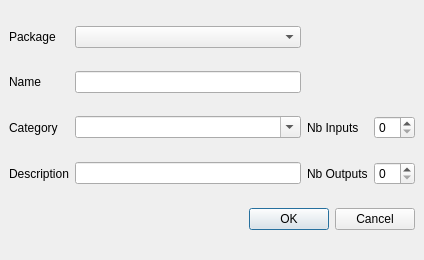
Above: src/visualea/resources/newgraph.ui from openalea/visualea before the change. Below: the same form after it.
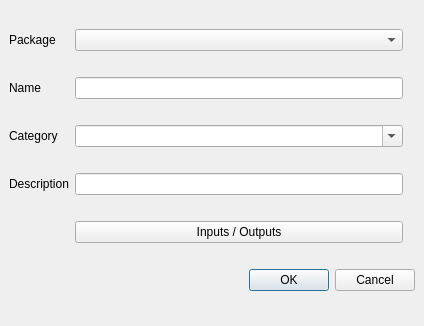
That is the form after the change.

Patch:
```diff
--- a/src/visualea/resources/newgraph.ui
+++ b/src/visualea/resources/newgraph.ui
@@ -6,7 +6,7 @@
     <x>0</x>
     <y>0</y>
     <width>424</width>
-    <height>260</height>
+    <height>326</height>
    </rect>
   </property>
   <property name="windowTitle" >
@@ -19,16 +19,19 @@
    <property name="spacing" >
     <number>6</number>
    </property>
-   <item row="0" column="1" >
-    <widget class="QComboBox" name="packageBox" />
-   </item>
-   <item row="0" column="0" >
-    <widget class="QLabel" name="label" >
-     <property name="text" >
-      <string>Package</string>
+   <item row="5" column="0" colspan="4" >
+    <widget class="QDialogButtonBox" name="buttonBox" >
+     <property name="orientation" >
+      <enum>Qt::Horizontal</enum>
+     </property>
+     <property name="standardButtons" >
+      <set>QDialogButtonBox::Cancel|QDialogButtonBox::NoButton|QDialogButtonBox::Ok</set>
      </property>
     </widget>
    </item>
+   <item row="1" column="1" >
+    <widget class="QLineEdit" name="nameEdit" />
+   </item>
    <item row="1" column="0" >
     <widget class="QLabel" name="label_2" >
      <property name="text" >
@@ -36,54 +39,6 @@
      </property>
     </widget>
    </item>
-   <item row="2" column="2" >
-    <widget class="QLabel" name="label_5" >
-     <property name="text" >
-      <string>Nb Inputs</string>
-     </property>
-    </widget>
-   </item>
-   <item row="2" column="3" >
-    <widget class="QSpinBox" name="inBox" >
-     <property name="sizePolicy" >
-      <sizepolicy>
-       <hsizetype>0</hsizetype>
-       <vsizetype>0</vsizetype>
-       <horstretch>0</horstretch>
-       <verstretch>0</verstretch>
-      </sizepolicy>
-     </property>
-    </widget>
-   </item>
-   <item row="3" column="3" >
-    <widget class="QSpinBox" name="outBox" >
-     <property name="sizePolicy" >
-      <sizepolicy>
-       <hsizetype>0</hsizetype>
-       <vsizetype>0</vsizetype>
-       <horstretch>0</horstretch>
-       <verstretch>0</verstretch>
-      </sizepolicy>
-     </property>
-    </widget>
-   </item>
-   <item row="3" column="2" >
-    <widget class="QLabel" name="label_6" >
-     <property name="text" >
-      <string>Nb Outputs</string>
-     </property>
-    </widget>
-   </item>
-   <item row="1" column="1" >
-    <widget class="QLineEdit" name="nameEdit" />
-   </item>
-   <item row="2" column="1" >
-    <widget class="QComboBox" name="categoryEdit" >
-     <property name="editable" >
-      <bool>true</bool>
-     </property>
-    </widget>
-   </item>
    <item row="3" column="1" >
     <widget class="QLineEdit" name="descriptionEdit" />
    </item>
@@ -94,6 +49,23 @@
      </property>
     </widget>
    </item>
+   <item row="0" column="0" >
+    <widget class="QLabel" name="label" >
+     <property name="text" >
+      <string>Package</string>
+     </property>
+    </widget>
+   </item>
+   <item row="0" column="1" >
+    <widget class="QComboBox" name="packageBox" />
+   </item>
+   <item row="2" column="1" >
+    <widget class="QComboBox" name="categoryEdit" >
+     <property name="editable" >
+      <bool>true</bool>
+     </property>
+    </widget>
+   </item>
    <item row="3" column="0" >
     <widget class="QLabel" name="label_4" >
      <property name="text" >
@@ -101,13 +73,10 @@
      </property>
     </widget>
    </item>
-   <item row="4" column="0" colspan="4" >
-    <widget class="QDialogButtonBox" name="buttonBox" >
-     <property name="orientation" >
-      <enum>Qt::Horizontal</enum>
-     </property>
-     <property name="standardButtons" >
-      <set>QDialogButtonBox::Cancel|QDialogButtonBox::NoButton|QDialogButtonBox::Ok</set>
+   <item row="4" column="1" >
+    <widget class="QPushButton" name="ioButton" >
+     <property name="text" >
+      <string>Inputs / Outputs</string>
      </property>
     </widget>
    </item>
```
Left out of the diff: 2 changed lines with no effect on the pictures.
